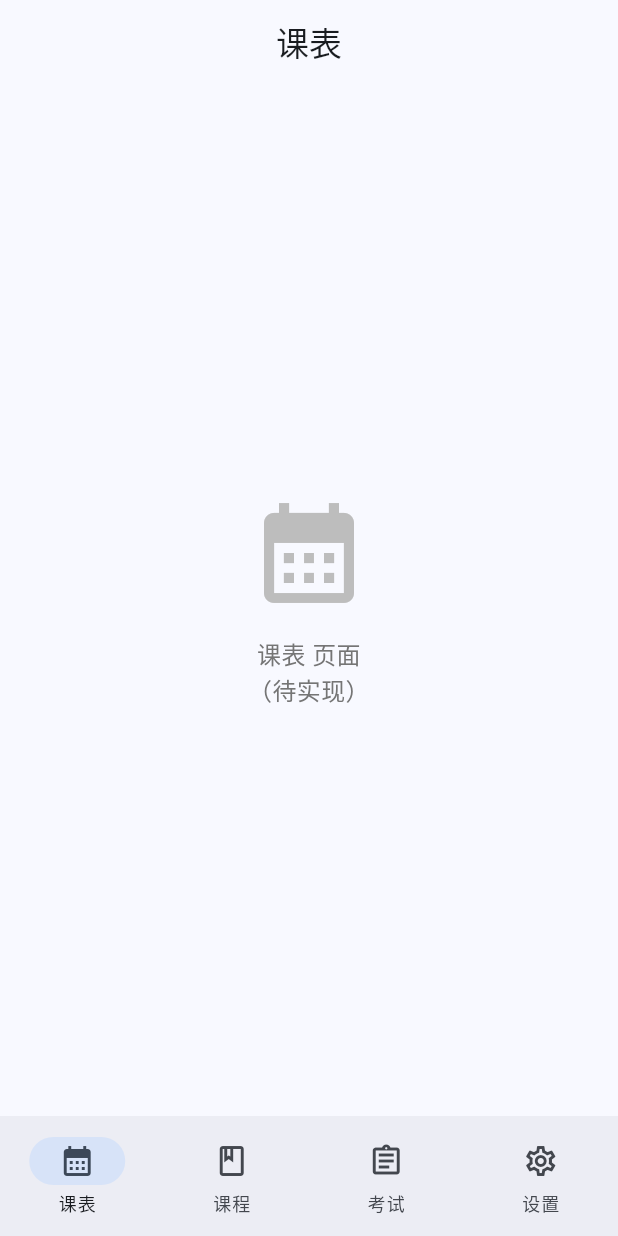
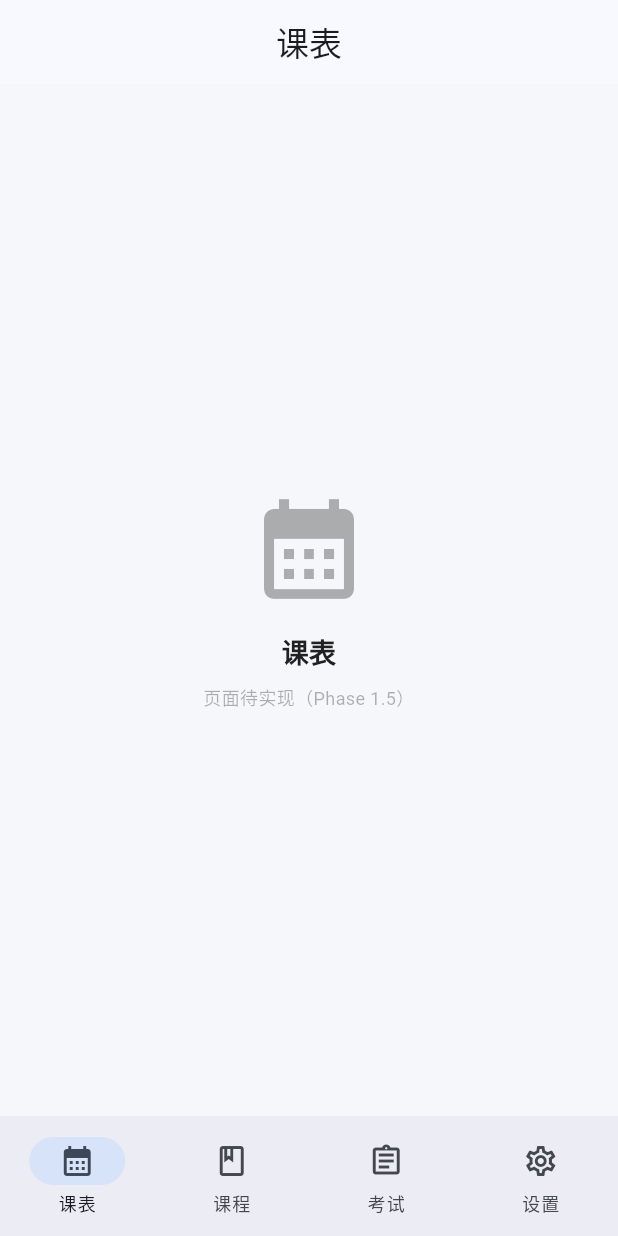
Before and after one commit to Z-rocks/my_schedule_app, a Flutter app: the screen it shows after launch, on a phone screen of 412 x 824 dp. Run offline on Flutter 3.47's test engine with Material 3 defaults, Android fonts, the phone set to English and light mode, and no system bars.

Commit message:
feat(app): 完成 Phase 1.4 App 入口与动态导航栏
- MultiProvider + ChangeNotifierProxyProvider 联动
- MaterialApp 通过 ThemeExtension 注入 AppTheme
- HomePage 按 visibleModules 动态构建 M3 NavigationBar
- index 越界重置为 0，IndexedStack 保活
- 导航栏图标数据驱动（iconName 查表）
- 整体替换 Phase 0 静态骨架

Generated by DeepSeek with prompt: docs/prompts/04-app-entry.md

```diff
--- /dev/null
+++ b/lib/app.dart
@@ -0,0 +1,38 @@
+// App 根组件：MaterialApp 配置 + 把 AppTheme 注入 ThemeData.extensions
+import 'package:flutter/material.dart';
+import 'package:provider/provider.dart';
+
+import 'pages/home_page.dart';
+import 'providers/theme_provider.dart';
+import 'theme/app_theme.dart';
+import 'theme/theme_extension.dart';
+
+/// 应用根组件。
+///
+/// 必须位于 `MultiProvider` **之下**（见 `main.dart`），
+/// 因为它通过 `context.watch<ThemeProvider>()` 读取当前主题；
+/// 主题变化时本组件重建，`MaterialApp` 随之套用新配色。
+class MyApp extends StatelessWidget {
+  const MyApp({super.key});
+
+  @override
+  Widget build(BuildContext context) {
+    final AppTheme theme = context.watch<ThemeProvider>().currentTheme;
+
+    return MaterialApp(
+      title: '我的课表',
+      debugShowCheckedModeBanner: false,
+      theme: ThemeData(
+        colorScheme: ColorScheme.fromSeed(seedColor: theme.primary),
+        useMaterial3: true,
+        // 自定义字体族；空字符串表示用系统默认字体。
+        fontFamily: theme.fontFamily.isEmpty ? null : theme.fontFamily,
+        // 把完整令牌集合挂到 ThemeData，UI 通过 AppThemeExtension.of(context) 读取。
+        extensions: <ThemeExtension<dynamic>>[
+          AppThemeExtension(theme: theme),
+        ],
+      ),
+      home: const HomePage(),
+    );
+  }
+}
--- a/lib/main.dart
+++ b/lib/main.dart
@@ -1,88 +1,69 @@
+// App 入口：装配 Provider 树（含 PluginProvider → ModuleProvider 的能力联动）
 import 'package:flutter/material.dart';
+import 'package:provider/provider.dart';
+
+import 'app.dart';
+import 'providers/course_provider.dart';
+import 'providers/message_provider.dart';
+import 'providers/module_provider.dart';
+import 'providers/plugin_provider.dart';
+import 'providers/theme_provider.dart';
 
 void main() {
-  runApp(const MyScheduleApp());
+  runApp(buildApp());
 }
 
-class MyScheduleApp extends StatelessWidget {
-  const MyScheduleApp({super.key});
+/// 构建完整的 App（Provider 树 + 根组件）。
+///
+/// 抽成函数是为了让 widget 测试能直接 `pumpWidget(buildApp())`，
+/// 验证的即是 `main()` 真正使用的这棵 Provider 树，而不是测试里另写一份。
+Widget buildApp() {
+  return MultiProvider(
+    // Provider 顺序即依赖顺序：被依赖者必须排在依赖者之前。
+    // `ChangeNotifierProxyProvider<PluginProvider, ModuleProvider>`
+    // 依赖 PluginProvider，所以 PluginProvider 必须先声明。
+    providers: [
+      // 1. 主题（无依赖）
+      ChangeNotifierProvider<ThemeProvider>(
+        create: (BuildContext context) => ThemeProvider(),
+      ),
+      // 2. 插件（无依赖，但被 ModuleProvider 依赖）
+      ChangeNotifierProvider<PluginProvider>(
+        create: (BuildContext context) => PluginProvider(),
+      ),
+      // 3. 模块（依赖 PluginProvider 的能力集合）
+      ChangeNotifierProxyProvider<PluginProvider, ModuleProvider>(
+        create: (BuildContext context) => ModuleProvider(),
+        update: (
+          BuildContext context,
+          PluginProvider pluginProvider,
+          ModuleProvider? moduleProvider,
+        ) {
+          // 首次 build 时 moduleProvider 为 null，需要自建；
+          // 后续 PluginProvider 通知时会带着已有实例再次进入这里。
+          final ModuleProvider provider = moduleProvider ?? ModuleProvider();
 
-  @override
-  Widget build(BuildContext context) {
-    return MaterialApp(
-      title: '我的课表',
-      debugShowCheckedModeBanner: false,
-      theme: ThemeData(
-        colorScheme: ColorScheme.fromSeed(seedColor: const Color(0xFF1E88E5)),
-        useMaterial3: true,
+          // 把插件声明的能力推给模块层，决定 homework 的可用性。
+          //
+          // 这里**不会**在 build 阶段触发 notifyListeners：
+          // ModuleProvider.updateCapabilities 只在模块可用性真正变化时才通知，
+          // 而「能力集合没变」是绝大多数重建的实际情况（包括首次 build）。
+          // 即使真的变化（用户刚启用了插件），该通知发生在
+          // PluginProvider.notifyListeners 引发的重建过程中，
+          // Provider 会把它合并进本次重建，不会形成循环。
+          provider.updateCapabilities(pluginProvider.allCapabilities);
+          return provider;
+        },
       ),
-      home: const HomePage(),
-    );
-  }
+      // 4. 课程（无依赖）
+      ChangeNotifierProvider<CourseProvider>(
+        create: (BuildContext context) => CourseProvider(),
+      ),
+      // 5. 消息（无依赖）
+      ChangeNotifierProvider<MessageProvider>(
+        create: (BuildContext context) => MessageProvider(),
+      ),
+    ],
+    child: const MyApp(),
+  );
 }
-
-class HomePage extends StatefulWidget {
-  const HomePage({super.key});
-
-  @override
-  State<HomePage> createState() => _HomePageState();
-}
-
-class _HomePageState extends State<HomePage> {
-  int _currentIndex = 0;
-
-  static const _pages = [
-    _PlaceholderPage(title: '课表', icon: Icons.calendar_month),
-    _PlaceholderPage(title: '课程列表', icon: Icons.book_outlined),
-    _PlaceholderPage(title: '考试安排', icon: Icons.assignment_outlined),
-    _PlaceholderPage(title: '设置', icon: Icons.settings_outlined),
-  ];
-
-  @override
-  Widget build(BuildContext context) {
-    return Scaffold(
-      body: _pages[_currentIndex],
-      bottomNavigationBar: NavigationBar(
-        selectedIndex: _currentIndex,
-        onDestinationSelected: (i) => setState(() => _currentIndex = i),
-        destinations: const [
-          NavigationDestination(icon: Icon(Icons.calendar_month), label: '课表'),
-          NavigationDestination(icon: Icon(Icons.book_outlined), label: '课程'),
-          NavigationDestination(icon: Icon(Icons.assignment_outlined), label: '考试'),
-          NavigationDestination(icon: Icon(Icons.settings_outlined), label: '设置'),
-        ],
-      ),
-    );
-  }
-}
-
-class _PlaceholderPage extends StatelessWidget {
-  final String title;
-  final IconData icon;
-
-  const _PlaceholderPage({required this.title, required this.icon});
-
-  @override
-  Widget build(BuildContext context) {
-    return Scaffold(
-      appBar: AppBar(
-        title: Text(title),
-        centerTitle: true,
-      ),
-      body: Center(
-        child: Column(
-          mainAxisAlignment: MainAxisAlignment.center,
-          children: [
-            Icon(icon, size: 80, color: Colors.grey.shade400),
-            const SizedBox(height: 16),
-            Text(
-              '$title 页面\n（待实现）',
-              textAlign: TextAlign.center,
-              style: TextStyle(fontSize: 16, color: Colors.grey.shade600),
-            ),
-          ],
-        ),
-      ),
-    );
-  }
-}
--- a/lib/models/module.dart
+++ b/lib/models/module.dart
@@ -124,16 +124,21 @@ class ModuleInfo {
   });
 
   /// 用 [ModuleType] 快速构造一个内置模块，默认值取自枚举。
+  ///
+  /// [iconName] 是 Material 图标名（如 `'calendar_month'`），
+  /// 由 UI 层映射为具体 `IconData`（模型层不依赖 Flutter）。
   factory ModuleInfo.fromType(
     ModuleType type, {
     bool? enabled,
     bool available = true,
     int order = 0,
+    String iconName = '',
   }) {
     return ModuleInfo(
       capabilityId: type.name,
       type: type,
       title: type.defaultTitle,
+      iconName: iconName,
       enabled: enabled ?? type.isDefaultEnabled,
       available: available,
       order: order,
--- /dev/null
+++ b/lib/pages/home_page.dart
@@ -0,0 +1,201 @@
+// 主页：按 ModuleProvider.visibleModules 动态构建底部导航栏与页面
+import 'package:flutter/material.dart';
+import 'package:provider/provider.dart';
+
+import '../models/module.dart';
+import '../providers/module_provider.dart';
+import '../theme/app_theme.dart';
+import '../theme/theme_extension.dart';
+
+/// 主页外壳：底部导航栏的模块与顺序完全由 [ModuleProvider] 决定。
+///
+/// 用户在"设置 → 导航栏配置"里勾选 / 取消模块后，本页会立即重建
+/// （CONTEXT.md 3.4"用户改动后导航栏立即刷新"）。
+class HomePage extends StatefulWidget {
+  const HomePage({super.key});
+
+  @override
+  State<HomePage> createState() => _HomePageState();
+}
+
+class _HomePageState extends State<HomePage> {
+  /// 当前选中的导航栏下标（对应 `visibleModules` 的下标，不是 `allModules` 的）。
+  int _currentIndex = 0;
+
+  @override
+  Widget build(BuildContext context) {
+    final ModuleProvider moduleProvider = context.watch<ModuleProvider>();
+    final List<ModuleInfo> modules = moduleProvider.visibleModules;
+
+    // 极端兜底：课表与设置是常驻模块，理论上 visibleModules 不会为空。
+    if (modules.isEmpty) {
+      return const _NoModuleScaffold();
+    }
+
+    // 越界保护：模块被关闭后 visibleModules 会变短，此时旧下标可能越界。
+    // 越界时**重置为 0**（回到课表，它是常驻的首个模块），而不是钳到最后一个，
+    // 否则用户会莫名其妙地停在别的页面上。
+    // 这里先算出本帧可用的下标（保证渲染不崩），再把真实状态推迟到
+    // 帧结束后归一化——避免在 build 中 setState。
+    final int safeIndex = _currentIndex < modules.length ? _currentIndex : 0;
+    if (safeIndex != _currentIndex) {
+      WidgetsBinding.instance.addPostFrameCallback((Duration _) {
+        if (!mounted || _currentIndex == safeIndex) return;
+        setState(() => _currentIndex = safeIndex);
+      });
+    }
+
+    return Scaffold(
+      // 用 IndexedStack 保活各页面，切回标签时保留滚动位置与内部状态。
+      body: IndexedStack(
+        index: safeIndex,
+        children: modules
+            .map((ModuleInfo module) => _buildPage(module))
+            .toList(growable: false),
+      ),
+      bottomNavigationBar: NavigationBar(
+        selectedIndex: safeIndex,
+        onDestinationSelected: (int index) =>
+            setState(() => _currentIndex = index),
+        destinations: modules
+            .map(
+              (ModuleInfo module) => NavigationDestination(
+                icon: Icon(_iconFromName(module.iconName)),
+                label: module.title,
+              ),
+            )
+            .toList(growable: false),
+      ),
+    );
+  }
+
+  /// 模块 → 页面。
+  ///
+  /// Phase 1.5 会把每个 `_ModulePlaceholder` 换成对应的真实页面
+  /// （见每个 case 后的注释），本方法的签名保持不变。
+  Widget _buildPage(ModuleInfo module) {
+    switch (module.type) {
+      case ModuleType.timetable:
+        return _ModulePlaceholder(module: module); // Phase 1.5: TimetableView()
+      case ModuleType.courseList:
+        return _ModulePlaceholder(module: module); // Phase 1.5: CourseListView()
+      case ModuleType.exam:
+        return _ModulePlaceholder(module: module); // Phase 1.5: ExamView()
+      case ModuleType.homework:
+        return _ModulePlaceholder(module: module); // Phase 1.5: HomeworkView()
+      case ModuleType.message:
+        return _ModulePlaceholder(module: module); // Phase 1.5: MessageView()
+      case ModuleType.settings:
+        return _ModulePlaceholder(module: module); // Phase 1.5: SettingsPage()
+      case null:
+        // 插件贡献的自定义模块（ModuleInfo.type == null）。
+        return _ModulePlaceholder(module: module);
+    }
+  }
+}
+
+/// Material 图标名 → [IconData] 映射。
+///
+/// 模型层的 [ModuleInfo.iconName] 是字符串（模型不依赖 Flutter），
+/// 由本表在 UI 层转成 [IconData]。内置模块的图标名见
+/// `ModuleProvider._initialModules`；插件可在 `.js` 里用同样的名字声明图标。
+const Map<String, IconData> _kIconByName = <String, IconData>{
+  // —— 内置模块 ——
+  'calendar_month': Icons.calendar_month,
+  'book_outlined': Icons.book_outlined,
+  'assignment_outlined': Icons.assignment_outlined,
+  'edit_note': Icons.edit_note,
+  'notifications_outlined': Icons.notifications_outlined,
+  'settings_outlined': Icons.settings_outlined,
+  // —— 预留：插件常用图标 ——
+  'grade_outlined': Icons.grade_outlined,
+  'school_outlined': Icons.school_outlined,
+  'task_outlined': Icons.task_outlined,
+  'message_outlined': Icons.message_outlined,
+};
+
+/// 把图标名转成 [IconData]。
+///
+/// 查不到（含空字符串、插件未声明 `iconName` 的情况）时兜底为
+/// [Icons.extension]——"扩展/插件"的通用图标。
+IconData _iconFromName(String name) =>
+    _kIconByName[name] ?? Icons.extension;
+
+/// 把 [AppTheme.fontWeightTitle]（int，如 600）转成 [FontWeight]。
+FontWeight _fontWeightOf(int value) {
+  final int index = (value ~/ 100) - 1;
+  if (index < 0 || index >= FontWeight.values.length) return FontWeight.w400;
+  return FontWeight.values[index];
+}
+
+/// 模块页面的临时占位（Phase 1.5 由真实页面替换，届时删除本类）。
+class _ModulePlaceholder extends StatelessWidget {
+  const _ModulePlaceholder({required this.module});
+
+  final ModuleInfo module;
+
+  @override
+  Widget build(BuildContext context) {
+    // 样式一律从 AppTheme 读，不硬编码颜色 / 尺寸（CONTEXT.md 3.2）。
+    final AppTheme theme = AppThemeExtension.of(context);
+    final Color hintColor = theme.onBackground.withValues(alpha: 0.35);
+
+    return Scaffold(
+      backgroundColor: theme.background,
+      appBar: AppBar(
+        title: Text(module.title),
+        centerTitle: true,
+      ),
+      body: Center(
+        child: Padding(
+          padding: EdgeInsets.all(theme.cardPadding * 2),
+          child: Column(
+            mainAxisAlignment: MainAxisAlignment.center,
+            children: <Widget>[
+              Icon(_iconFromName(module.iconName), size: 80, color: hintColor),
+              SizedBox(height: theme.sectionGap),
+              Text(
+                module.title,
+                textAlign: TextAlign.center,
+                style: TextStyle(
+                  fontSize: theme.titleSize,
+                  fontWeight: _fontWeightOf(theme.fontWeightTitle),
+                  color: theme.onBackground,
+                ),
+              ),
+              SizedBox(height: theme.gridGap * 2),
+              Text(
+                '页面待实现（Phase 1.5）',
+                textAlign: TextAlign.center,
+                style: TextStyle(
+                  fontSize: theme.captionSize,
+                  color: hintColor,
+                ),
+              ),
+            ],
+          ),
+        ),
+      ),
+    );
+  }
+}
+
+/// 没有任何可见模块时的兜底页面（正常流程不会出现）。
+class _NoModuleScaffold extends StatelessWidget {
+  const _NoModuleScaffold();
+
+  @override
+  Widget build(BuildContext context) {
+    final AppTheme theme = AppThemeExtension.of(context);
+    return Scaffold(
+      backgroundColor: theme.background,
+      body: Center(
+        child: Text(
+          '没有可显示的模块\n请到设置中开启',
+          textAlign: TextAlign.center,
+          style: TextStyle(fontSize: theme.bodySize, color: theme.onBackground),
+        ),
+      ),
+    );
+  }
+}
--- a/lib/providers/module_provider.dart
+++ b/lib/providers/module_provider.dart
@@ -31,16 +31,25 @@ class ModuleProvider extends ChangeNotifier {
   /// - 初始 enabled：timetable / courseList / exam / settings 为 `true`，
   ///   homework / message 为 `false`（与 [ModuleType.isDefaultEnabled] 一致）
   ///
-  /// 这里**显式**写出 `enabled` 而不依赖 [ModuleType.isDefaultEnabled]，
-  /// 一是让初始表一目了然，二是避免以后改枚举默认值时静默改变导航栏。
+  /// [ModuleInfo.iconName] 是 Material 图标名，UI 层（`home_page.dart` 的
+  /// `_iconFromName`）把它转成 `IconData`。图标因此完全由数据驱动，
+  /// 新增模块或改图标不需要动 UI 代码。
+  ///
+  /// 这里**显式**写出 `enabled` 与 `iconName` 而不依赖枚举默认值，
+  /// 一是让初始表一目了然，二是避免以后改枚举时静默改变导航栏。
   static final List<ModuleInfo> _initialModules = <ModuleInfo>[
-    ModuleInfo.fromType(ModuleType.timetable, enabled: true, order: 0),
-    ModuleInfo.fromType(ModuleType.courseList, enabled: true, order: 1),
-    ModuleInfo.fromType(ModuleType.exam, enabled: true, order: 2),
-    ModuleInfo.fromType(
-        ModuleType.homework, enabled: false, available: false, order: 3),
-    ModuleInfo.fromType(ModuleType.message, enabled: false, order: 4),
-    ModuleInfo.fromType(ModuleType.settings, enabled: true, order: 5),
+    ModuleInfo.fromType(ModuleType.timetable,
+        enabled: true, order: 0, iconName: 'calendar_month'),
+    ModuleInfo.fromType(ModuleType.courseList,
+        enabled: true, order: 1, iconName: 'book_outlined'),
+    ModuleInfo.fromType(ModuleType.exam,
+        enabled: true, order: 2, iconName: 'assignment_outlined'),
+    ModuleInfo.fromType(ModuleType.homework,
+        enabled: false, available: false, order: 3, iconName: 'edit_note'),
+    ModuleInfo.fromType(ModuleType.message,
+        enabled: false, order: 4, iconName: 'notifications_outlined'),
+    ModuleInfo.fromType(ModuleType.settings,
+        enabled: true, order: 5, iconName: 'settings_outlined'),
   ];
 
   final List<ModuleInfo> _modules = List<ModuleInfo>.of(_initialModules);
```
Also changed, not shown: 2 other files.
